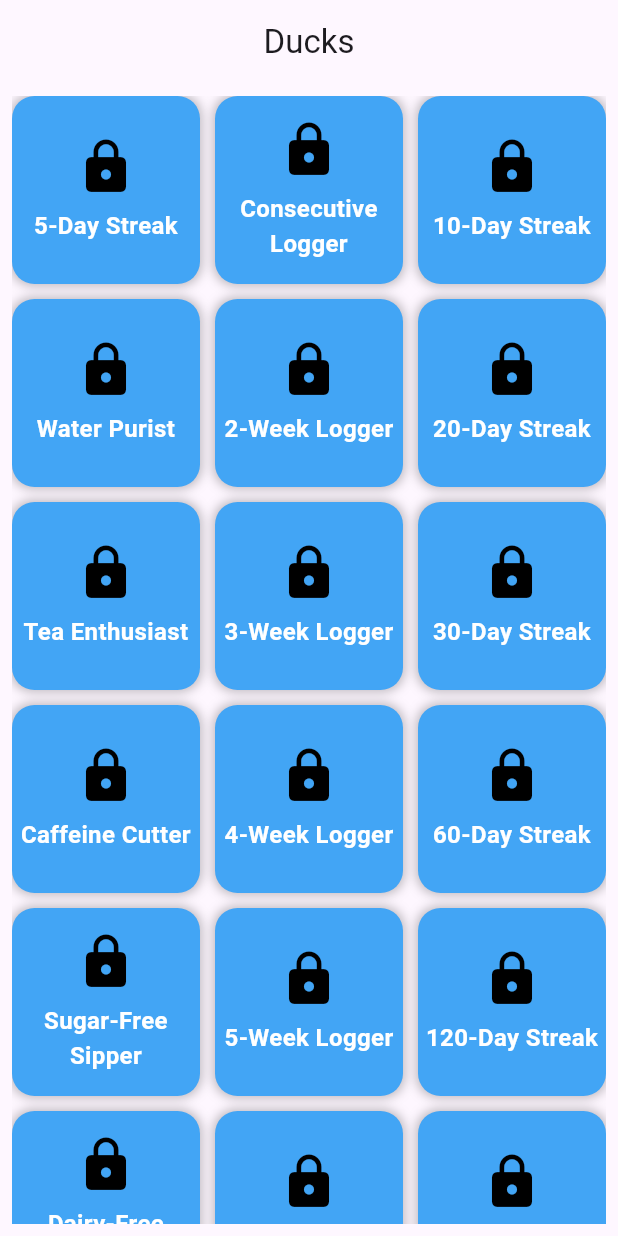
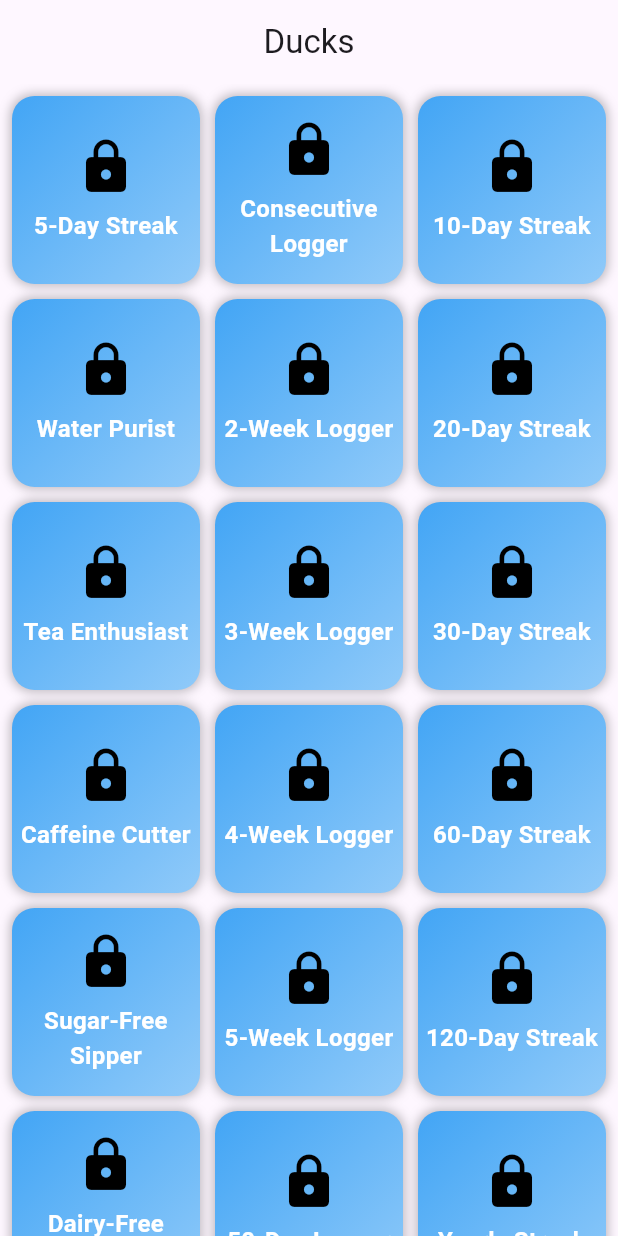
Before and after one commit to Crescendoe/Waddle, a Flutter app: the DuckScreen screen opened directly, on a phone screen of 412 x 824 dp. Run offline on Flutter 3.47's test engine with Material 3 defaults, Android fonts, the phone set to English and light mode, and no system bars; our stand-ins replace cloud_firestore, confetti, firebase_auth, firebase_core, flutter_local_notifications, image_picker and 6 more; missing offline and left inert: social_sharing_plus; accounts and stored records are empty.

Commit message:
app icon, main screen and settings screen updated

```diff
--- a/lib/screens/main_screen.dart
+++ b/lib/screens/main_screen.dart
@@ -2305,9 +2305,12 @@ class DuckScreen extends StatelessWidget {
         centerTitle: true,
         automaticallyImplyLeading: false,
       ),
-      body: Padding(
+      body: SingleChildScrollView(
+        child: Padding(
           padding: const EdgeInsets.all(8.0),
           child: GridView.builder(
+            shrinkWrap: true,
+            physics: const NeverScrollableScrollPhysics(),
             gridDelegate: const SliverGridDelegateWithFixedCrossAxisCount(
               crossAxisCount: 3,
               crossAxisSpacing: 10,
@@ -2318,11 +2321,18 @@ class DuckScreen extends StatelessWidget {
               final isUnlocked = _isDuckUnlocked(context, index);
               return GestureDetector(
                 onTap: () {
-                _showDuckDetails(context, index); // Trigger bottom sheet on tap
+                  _showDuckDetails(
+                      context, index); // Trigger bottom sheet on tap
                 },
                 child: Container(
                   decoration: BoxDecoration(
-                  color: isUnlocked ? Colors.blueAccent : Colors.blue.shade400,
+                    gradient: LinearGradient(
+                      colors: isUnlocked
+                          ? [Colors.blueAccent, Colors.lightBlueAccent]
+                          : [Colors.blue.shade400, Colors.blue.shade200],
+                      begin: Alignment.topLeft,
+                      end: Alignment.bottomRight,
+                    ),
                     borderRadius: BorderRadius.circular(15),
                     boxShadow: [
                       BoxShadow(
@@ -2359,6 +2369,7 @@ class DuckScreen extends StatelessWidget {
             },
           ),
         ),
+      ),
     );
   }
 }
@@ -2391,9 +2402,11 @@ class ProfileScreen extends StatelessWidget {
                     Container(
                       decoration: BoxDecoration(
                         gradient: LinearGradient(
-                          colors: [Colors.blueAccent, Colors.lightBlueAccent],
-                          begin: Alignment.topCenter,
-                          end: Alignment.bottomCenter,
+                          colors: waterTracker.profileImage != null
+                              ? [Colors.blueAccent, Colors.lightBlueAccent]
+                              : [Colors.blue.shade400, Colors.blue.shade200],
+                          begin: Alignment.topLeft,
+                          end: Alignment.bottomRight,
                         ),
                         borderRadius: BorderRadius.circular(15),
                       ),
--- a/lib/screens/settings_screen.dart
+++ b/lib/screens/settings_screen.dart
@@ -79,6 +79,7 @@ class SettingsScreen extends StatelessWidget {
                           SizedBox(height: 10),
                           Text(
                               'Built for   BPA 24-25 PS WSAP Mobile Applications '),
+                          SizedBox(height: 10),
                           Text('Credits:'),
                           Text(' - Developer: William Wyler'),
                           Text(' - Art: Kaylin Steppe-Mize'),
```
Also changed, not shown: 1 other file. Lines whose indentation alone changed are shown as unchanged.
